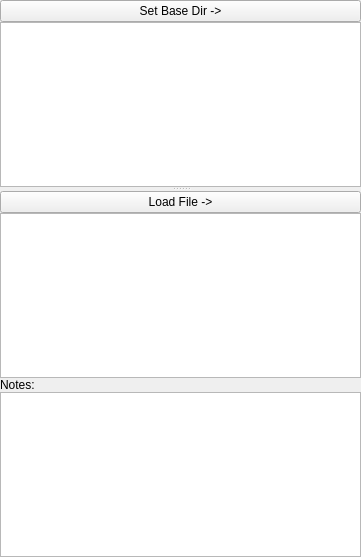
First picture: the form in acq4/util/FileLoader/template.ui, repository acq4/acq4, before the edit.
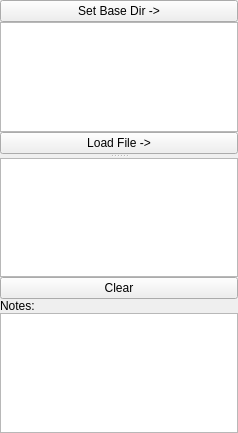
Second picture: the form after the edit. Custom widgets are drawn as their Qt base class.

Commit message: added clear button; moved loadBtn to above splitter

Patch:
```diff
--- a/acq4/util/FileLoader/template.ui
+++ b/acq4/util/FileLoader/template.ui
@@ -6,8 +6,8 @@
    <rect>
     <x>0</x>
     <y>0</y>
-    <width>361</width>
-    <height>557</height>
+    <width>238</width>
+    <height>433</height>
    </rect>
   </property>
   <property name="windowTitle">
@@ -52,6 +52,13 @@
          </column>
         </widget>
        </item>
+       <item>
+        <widget class="QPushButton" name="loadBtn">
+         <property name="text">
+          <string>Load File -&gt;</string>
+         </property>
+        </widget>
+       </item>
       </layout>
      </widget>
      <widget class="QWidget" name="layoutWidget">
@@ -59,13 +66,6 @@
        <property name="spacing">
         <number>0</number>
        </property>
-       <item>
-        <widget class="QPushButton" name="loadBtn">
-         <property name="text">
-          <string>Load File -&gt;</string>
-         </property>
-        </widget>
-       </item>
        <item>
         <widget class="QTreeWidget" name="fileTree">
          <property name="headerHidden">
@@ -78,6 +78,13 @@
          </column>
         </widget>
        </item>
+       <item>
+        <widget class="QPushButton" name="clearBtn">
+         <property name="text">
+          <string>Clear</string>
+         </property>
+        </widget>
+       </item>
        <item>
         <widget class="QLabel" name="label">
          <property name="text">
```
The commit also changes 2 other files.
